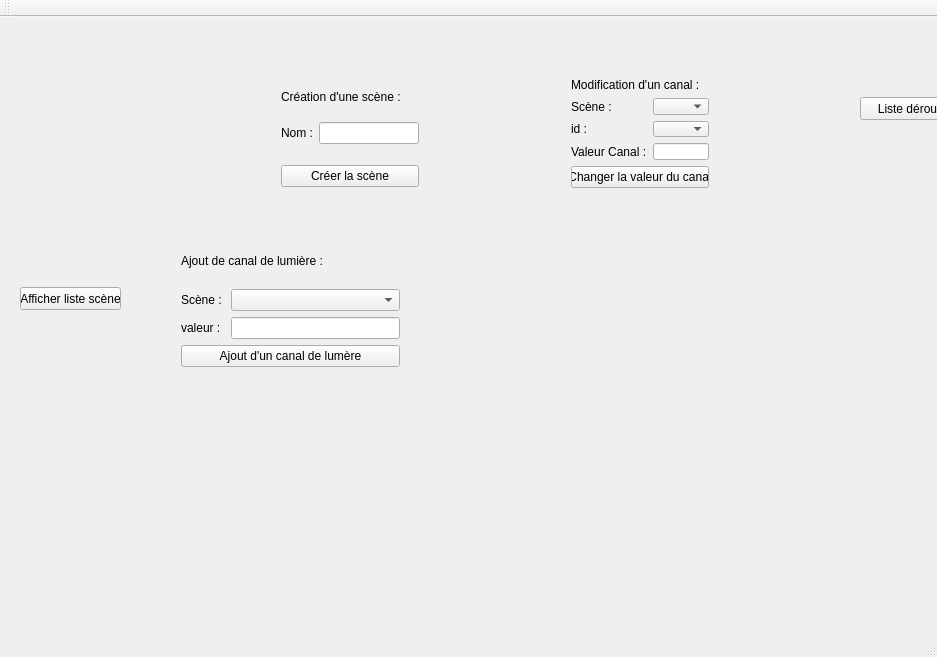
Qt form Scene/Webedia/Webedia.ui (charlesdesenclos/Projet-BTS-Webedia) before a commit.
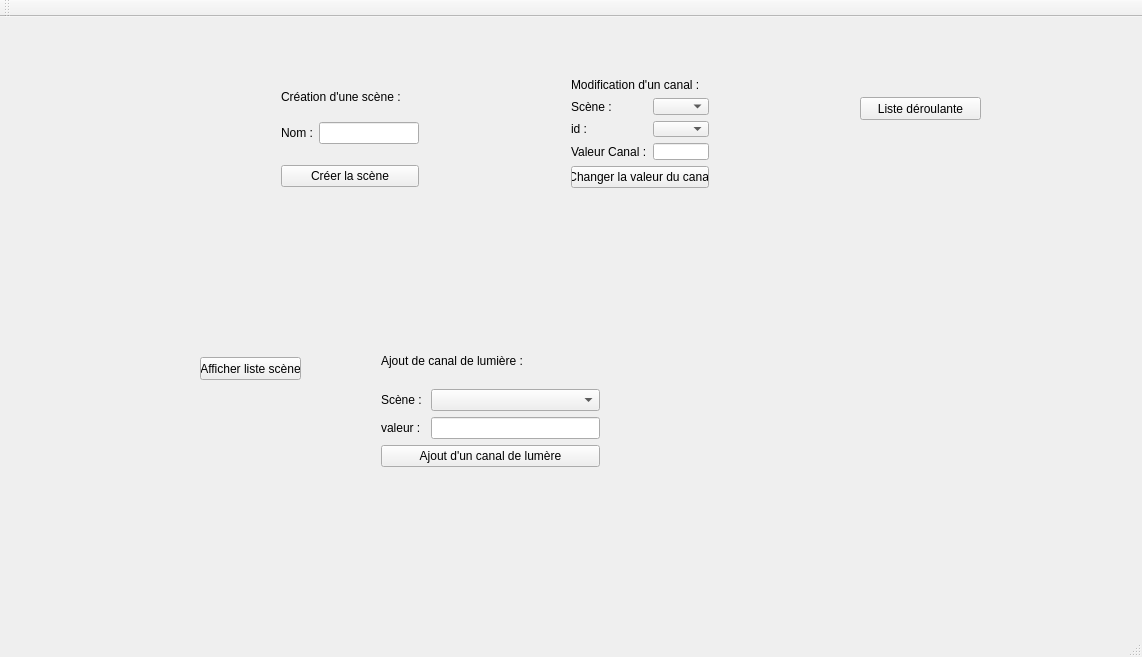
The same form after that commit.

Diff of the .ui file:
```diff
--- a/Scene/Webedia/Webedia.ui
+++ b/Scene/Webedia/Webedia.ui
@@ -6,7 +6,7 @@
    <rect>
     <x>0</x>
     <y>0</y>
-    <width>937</width>
+    <width>1142</width>
     <height>657</height>
    </rect>
   </property>
@@ -159,8 +159,8 @@
    <widget class="QWidget" name="verticalLayoutWidget_4">
     <property name="geometry">
      <rect>
-      <x>170</x>
-      <y>210</y>
+      <x>370</x>
+      <y>310</y>
       <width>241</width>
       <height>151</height>
      </rect>
@@ -209,8 +209,8 @@
    <widget class="QPushButton" name="pushButton_afficher_scene">
     <property name="geometry">
      <rect>
-      <x>20</x>
-      <y>270</y>
+      <x>200</x>
+      <y>340</y>
       <width>101</width>
       <height>23</height>
      </rect>
```
Left out of the diff: 2 changed lines with no effect on the pictures.
